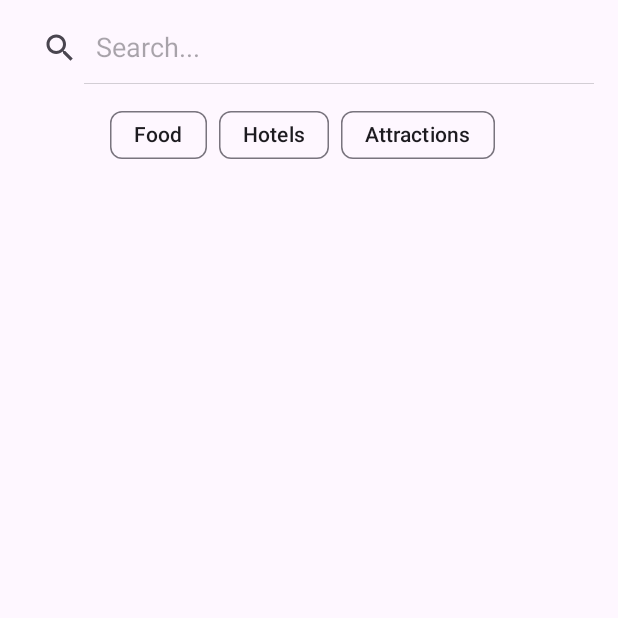
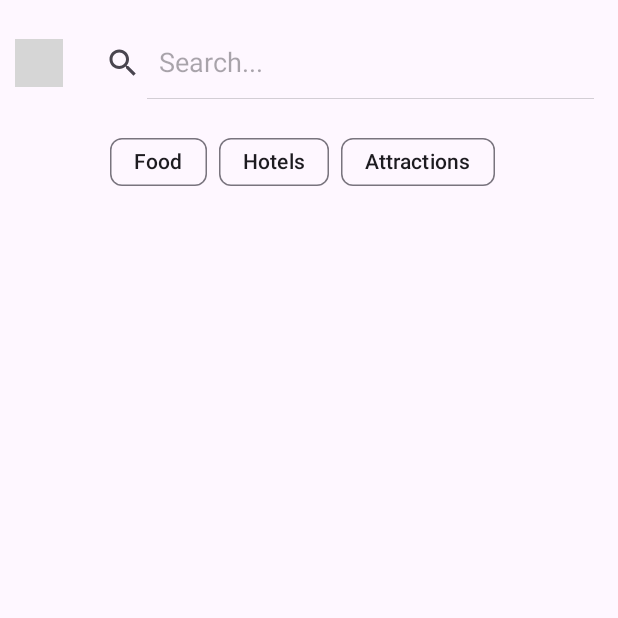
Before and after one commit to JMah007/JapanCatalogue, an Android app: the SearchActivity screen opened directly, with no data from a screen before it, on a phone screen of 412 x 824 dp, the top half of it. Run offline under Robolectric (Android 15) with nearby library versions, the phone set to English and light mode, and no system bars; grey boxes are pictures that could not be loaded.

Commit message:
Finished search and filter function

```diff
--- a/app/src/main/java/com/example/travelcatalogue/SearchActivity.kt
+++ b/app/src/main/java/com/example/travelcatalogue/SearchActivity.kt
@@ -18,21 +18,20 @@ class SearchActivity: AppCompatActivity() {
         enableEdgeToEdge()
         setContentView(R.layout.activity_search)
 
-
+        // change this once serialisable is not used as we werent taught as? function
         val allItems = intent.getSerializableExtra("allItems") as? ArrayList<CatalogueItem> ?: arrayListOf()
 
-        val searchView = findViewById<SearchView>(R.id.searchBar)
+        val searchQuery = findViewById<SearchView>(R.id.searchBar)
         val filterFoodOption = findViewById<Chip>(R.id.chipFood)
         val filterHotelsOption = findViewById<Chip>(R.id.chipHotels)
         val filterAttractionsOption = findViewById<Chip>(R.id.chipAttractions)
+        val recyclerView = findViewById<RecyclerView>(R.id.recyclerItemsSearch)
+        val backBtn = findViewById<ImageButton>(R.id.backBtn)
 
-        // 1. Variable to store current search text
         var currentSearchText: String = ""
 
 
-
-        val recyclerView = findViewById<RecyclerView>(R.id.recyclerItemsSearch)
-
+        // Handles selection of item and starts activity for detailed view
         val adapter = CatalogueAdapter(this) { item ->
             val intent = Intent(this, DetailedViewActivity::class.java).apply {
                 putExtra("title", item.title)
@@ -48,21 +47,20 @@ class SearchActivity: AppCompatActivity() {
         recyclerView.adapter = adapter
 
 
-
-
         fun applyFilters() {
             val filteredList = allItems.filter { item ->
-                // Check search text
+                // Match searchQuery. If its empty then passes as true as we want all items to be shown if no search query is given
                 val matchesSearch = currentSearchText.isEmpty() ||
                         item.title.contains(currentSearchText, ignoreCase = true)
 
-                // Check chip states: pass if any selected chip matches OR no chip selected
+                // Check if chip has been selected or not and pass either way
                 val chipSelected = filterFoodOption.isChecked || filterHotelsOption.isChecked || filterAttractionsOption.isChecked
 
+                // Match according to the chip. If no chip selected then pass as we want all items to be shown if no filter is selected
                 val matchesChip = (!chipSelected) ||
                         (filterFoodOption.isChecked && item.type.contains("Food", ignoreCase = true)) ||
-                        (filterHotelsOption.isChecked && item.type.contains("Hotels", ignoreCase = true)) ||
-                        (filterAttractionsOption.isChecked && item.type.contains("Attractions", ignoreCase = true))
+                        (filterHotelsOption.isChecked && item.type.contains("Hotel", ignoreCase = true)) ||
+                        (filterAttractionsOption.isChecked && item.type.contains("Attraction", ignoreCase = true))
 
                 // Return true if search and chip filter both pass
                 matchesSearch && matchesChip
@@ -72,9 +70,9 @@ class SearchActivity: AppCompatActivity() {
         }
 
 
-
-// 3. SearchView listener
-        searchView.setOnQueryTextListener(object : SearchView.OnQueryTextListener {
+        // Handles change in searchQuery typed in
+        searchQuery.setOnQueryTextListener(object : SearchView.OnQueryTextListener {
+            // Don't implement this as we don't use submit button as we want live updates
             override fun onQueryTextSubmit(query: String): Boolean {
                 return false
             }
@@ -86,38 +84,27 @@ class SearchActivity: AppCompatActivity() {
             }
         })
 
-// 4. Chip listener
+        // These are for if theres no search query so applyFilters need to be watched by onCheckedListeners
         filterFoodOption.setOnCheckedChangeListener { chip, isChecked ->
-            if (isChecked) {
-                Toast.makeText(this, "Food selected", Toast.LENGTH_SHORT).show()
-            } else {
-                Toast.makeText(this, "Food deselected", Toast.LENGTH_SHORT).show()
-            }
-
             applyFilters()
 
         }
 
+        // These are for if theres no search query so applyFilters need to be watched by onCheckedListeners
         filterHotelsOption.setOnCheckedChangeListener { chip, isChecked ->
             applyFilters()  // update the list whenever chip is ticked/unticked
         }
 
+        // These are for if theres no search query so applyFilters need to be watched by onCheckedListeners
         filterAttractionsOption.setOnCheckedChangeListener { chip, isChecked ->
             applyFilters()  // update the list whenever chip is ticked/unticked
         }
 
 
-
-
-//        val backBtn = findViewById<ImageButton>(R.id.backBtn)
-//
-//        backBtn.setOnClickListener {
-//            finish()
-//        }
+        backBtn.setOnClickListener {
+            finish()
+        }
 
         adapter.updateItems(allItems)
     }
-
-
-
 }
--- a/app/src/main/res/layout/activity_search.xml
+++ b/app/src/main/res/layout/activity_search.xml
@@ -3,6 +3,30 @@
     xmlns:app="http://schemas.android.com/apk/res-auto"
     android:layout_width="match_parent"
     android:layout_height="match_parent">
+
+    <LinearLayout
+        android:id="@+id/topGroup"
+        android:layout_width="match_parent"
+        android:layout_height="wrap_content"
+        app:layout_constraintTop_toTopOf="parent"
+        android:layout_marginTop="10dp"
+        android:orientation="horizontal"
+        android:gravity="center"
+        app:layout_constraintLeft_toLeftOf="parent"
+        app:layout_constraintRight_toRightOf="parent">
+
+        <ImageButton
+            android:id="@+id/backBtn"
+            android:layout_width="32dp"
+            android:layout_height="32dp"
+            android:layout_marginStart="10dp"
+            android:background="?attr/selectableItemBackgroundBorderless"
+            android:contentDescription="Back"
+            android:scaleType="centerInside"
+            android:src="@drawable/back_button"
+            app:layout_constraintStart_toStartOf="parent"
+            app:layout_constraintTop_toTopOf="@id/topGroup"
+            app:tint="@color/black" />
 
         <SearchView
             android:id="@+id/searchBar"
@@ -13,11 +37,15 @@
             android:layout_margin="8dp"
             app:layout_constraintTop_toTopOf="parent"/>
 
+
+
+    </LinearLayout>
+
     <LinearLayout
         android:id="@+id/chipGroup"
         android:layout_width="match_parent"
         android:layout_height="wrap_content"
-        app:layout_constraintTop_toBottomOf="@id/searchBar"
+        app:layout_constraintTop_toBottomOf="@id/topGroup"
         android:layout_marginTop="10dp"
         android:orientation="horizontal"
         android:gravity="center"
```
Also changed, not shown: app/src/main/java/com/example/travelcatalogue/CatalogueViewModel.kt (+10 -10 lines). Lines whose indentation alone changed are shown as unchanged.
